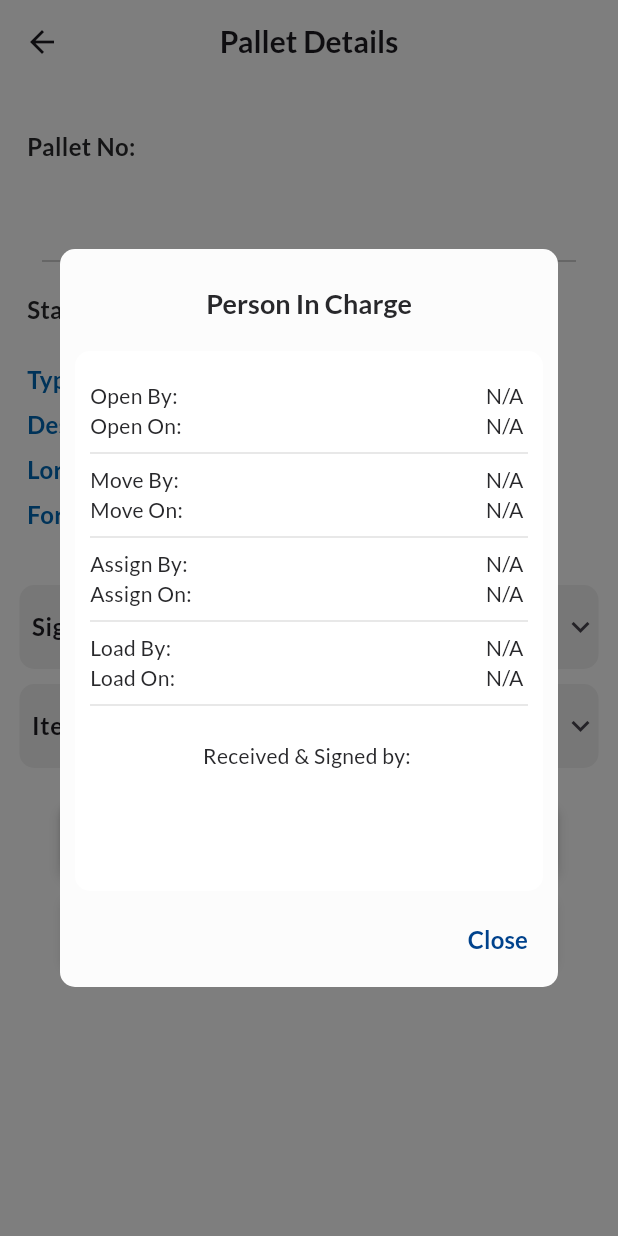
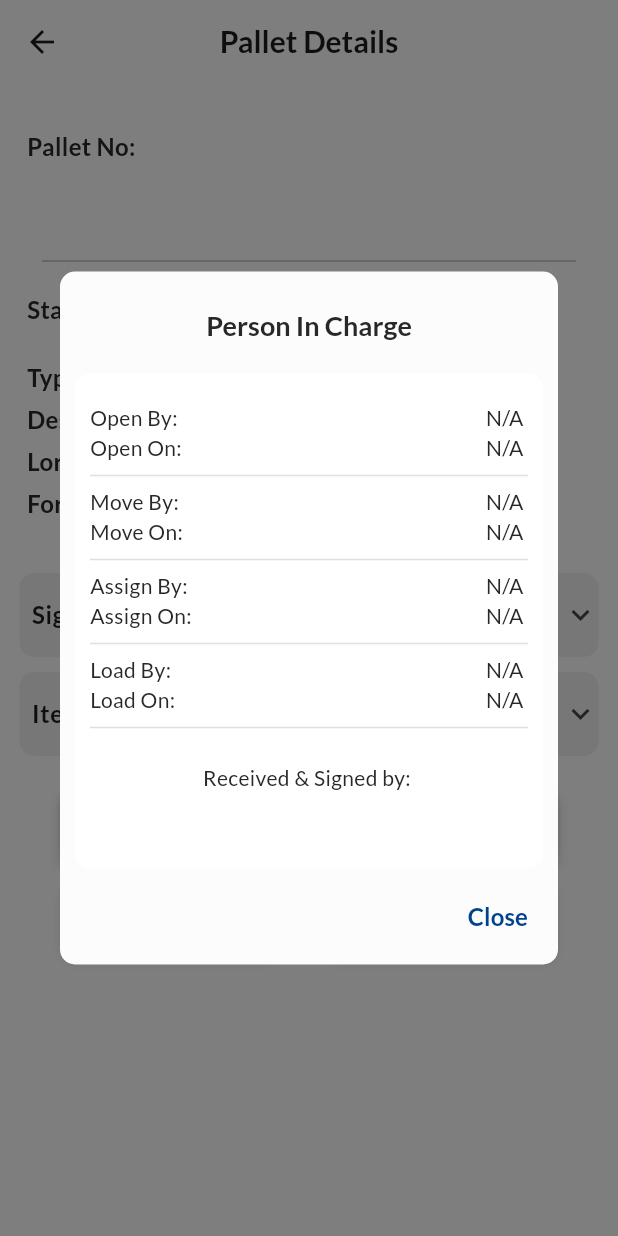
Before and after one commit to AfiqNSE/store_management_flutter_app, a Flutter app: the PalletDetailsView screen opened directly, after a tap on the "info outline" icon, on a phone screen of 412 x 824 dp. Run offline on Flutter 3.47's test engine with Material 3 defaults, Android fonts, the phone set to English and light mode, and no system bars; our stand-ins replace dropdown_button2, firebase_core, firebase_messaging, fluentui_system_icons, flutter_local_notifications, flutter_secure_storage and 3 more; missing offline and left inert: flutter_barcode_scanner, syncfusion_flutter_signaturepad; accounts and stored records are empty; network calls fail; project files that could hold a hidden picture were left out.

Commit message:
Update pallet components

```diff
--- a/lib/components/pallet_components.dart
+++ b/lib/components/pallet_components.dart
@@ -10,13 +10,15 @@ import 'package:store_management_system/view/pallet/pallet_details.dart';
 class Constant {
   static List<String> palletLocations = ['Inbound', 'Outbound'];
   static List<String> palletTypes = ['Palletise', 'Loose'];
-  final List<String> forkliftDriver = [
+  static List<String> forkliftDriver = [
     'InBound Forklift Driver',
     'OutBound Forklif Driver'
   ];
 
-  // testing
-  final List<String> assignJobList = ['PTN001', 'PTN002'];
+  // testing purpose
+  static List<String> custName = ['Daikin', 'Delfi', 'Sharp'];
+  static List<String> jobAssignedListTest = ['PTN0001'];
+  static List<String> confirmJobListTest = ['PTN0001'];
 }
 
 Widget customTextLabel(String text) => Padding(
@@ -328,7 +330,7 @@ Future showQuickPICInfo(
                 color: Colors.white,
               ),
               width: double.maxFinite,
-              height: 360,
+              height: 330,
               child: Padding(
                 padding: const EdgeInsets.fromLTRB(10, 20, 10, 0),
                 child: SingleChildScrollView(
@@ -471,7 +473,6 @@ Widget createPalletDetails(String detail, String? value, {int flex = 2}) {
         detail,
         style: TextStyle(
           fontSize: 16,
-          color: AppColor().tealBlue,
           fontWeight: FontWeight.w600,
         ),
       ),
@@ -493,7 +494,11 @@ Widget createPalletDetails(String detail, String? value, {int flex = 2}) {
             )
           : Text(
               value,
-              style: const TextStyle(fontWeight: FontWeight.w600, fontSize: 17),
+              style: TextStyle(
+                fontWeight: FontWeight.w600,
+                fontSize: 16,
+                color: AppColor().tealBlue,
+              ),
             ),
     ),
   ]);
```
